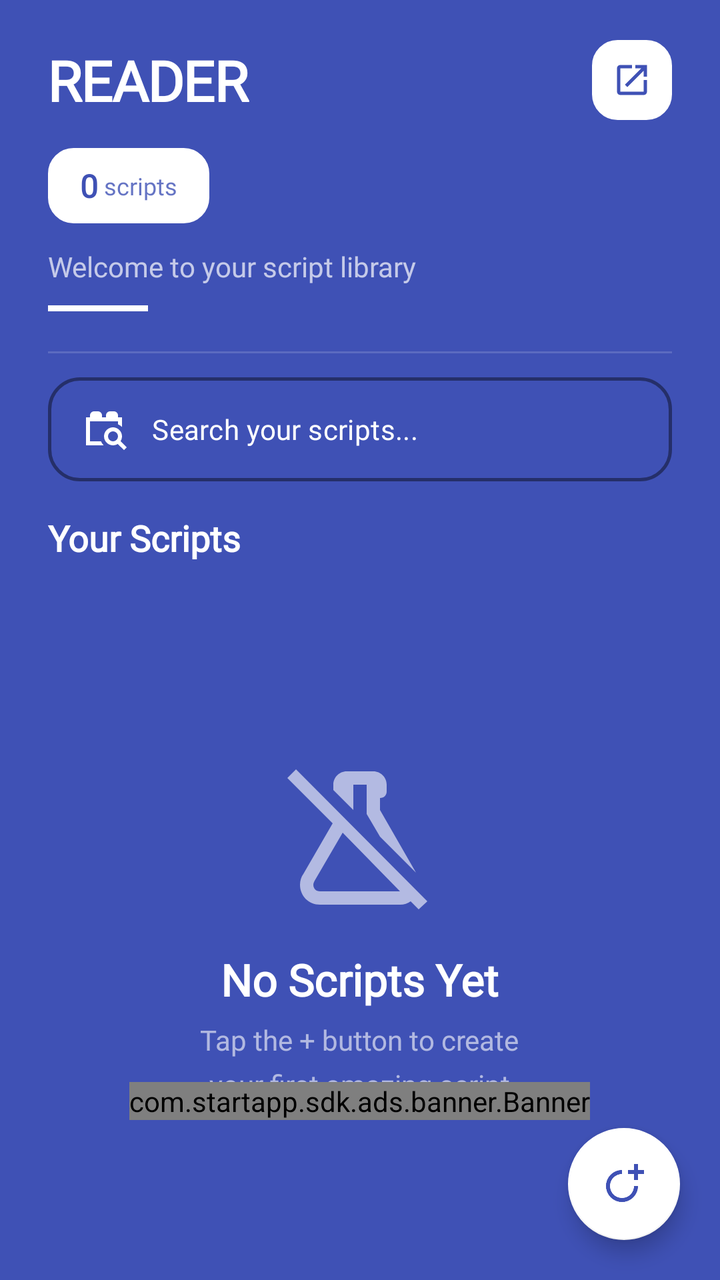
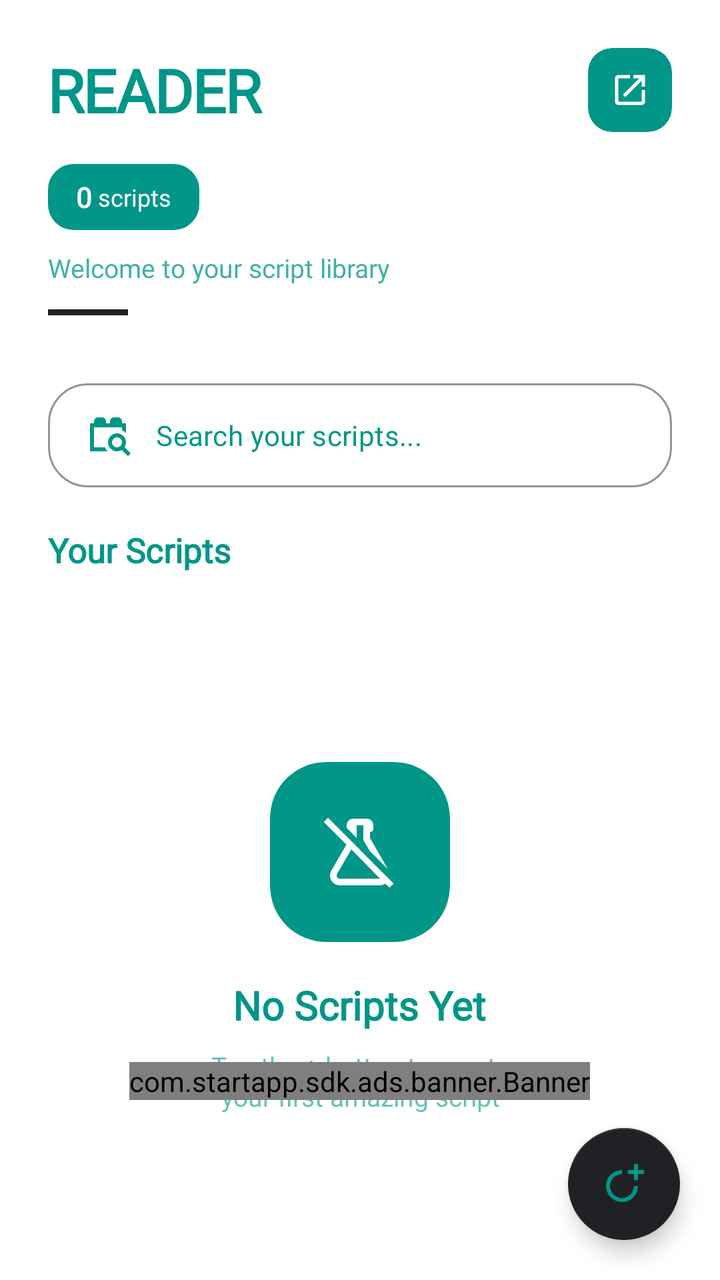

Screens rendered from an Android XML layout before and after an edit, with the pre-edit source and the edit as a unified diff.
<!-- AndroidManifest.xml: application theme Theme.Reader -->
<!-- res/layout/activity_home.xml -->
<?xml version="1.0" encoding="utf-8"?>
<RelativeLayout xmlns:android="http://schemas.android.com/apk/res/android"
    xmlns:app="http://schemas.android.com/apk/res-auto"
    xmlns:tools="http://schemas.android.com/tools"
    android:layout_width="match_parent"
    android:layout_height="match_parent"
    android:background="@color/b"
    tools:context=".HomeActivity">

    
    <LinearLayout
        android:layout_width="match_parent"
        android:layout_height="match_parent"
        android:orientation="vertical">

        
        <RelativeLayout
            android:id="@+id/headerContainer"
            android:layout_width="match_parent"
            android:layout_height="wrap_content"
            android:background="@color/b"
            android:paddingStart="24dp"
            android:paddingTop="20dp"
            android:paddingEnd="24dp"
            android:paddingBottom="16dp">

            
            <LinearLayout
                android:id="@+id/appHeaderRow"
                android:layout_width="match_parent"
                android:layout_height="wrap_content"
                android:gravity="center_vertical"
                android:orientation="horizontal">

                <TextView
                    android:layout_width="0dp"
                    android:layout_height="wrap_content"
                    android:layout_weight="1"
                    android:fontFamily="@font/aigd"
                    android:letterSpacing="-0.02"
                    android:text="READER"
                    android:textColor="@color/f"
                    android:textSize="28sp"
                    android:textStyle="bold" />

                <LinearLayout
                    android:id="@+id/aboutButton"
                    android:layout_width="40dp"
                    android:layout_height="40dp"
                    android:background="@drawable/bg_outline"
                    android:backgroundTint="@color/f"
                    android:clickable="true"
                    android:focusable="true"
                    android:gravity="center"
                    android:stateListAnimator="@null">

                    <ImageView
                        android:layout_width="20dp"
                        android:layout_height="20dp"
                        android:src="@drawable/ic_open"
                        app:tint="@color/b" />

                </LinearLayout>

            </LinearLayout>

            
            <LinearLayout
                android:id="@+id/badgeContainer"
                android:layout_width="wrap_content"
                android:layout_height="wrap_content"
                android:layout_below="@id/appHeaderRow"
                android:layout_marginTop="14dp"
                android:background="@drawable/bg_outline"
                android:backgroundTint="@color/f"
                android:gravity="center_vertical"
                android:orientation="horizontal"
                android:paddingStart="16dp"
                android:paddingTop="8dp"
                android:paddingEnd="16dp"
                android:paddingBottom="8dp">

                <TextView
                    android:id="@+id/scriptCount"
                    android:layout_width="wrap_content"
                    android:layout_height="wrap_content"
                    android:fontFamily="@font/aigd"
                    android:text="0"
                    android:textColor="@color/b"
                    android:textSize="16sp"
                    android:textStyle="bold" />

                <TextView
                    android:layout_width="wrap_content"
                    android:layout_height="wrap_content"
                    android:alpha="0.8"
                    android:fontFamily="@font/aigd"
                    android:text=" scripts"
                    android:textColor="@color/b"
                    android:textSize="12sp" />

            </LinearLayout>

            
            <TextView
                android:id="@+id/greetingText"
                android:layout_width="wrap_content"
                android:layout_height="wrap_content"
                android:layout_below="@id/badgeContainer"
                android:layout_marginTop="12dp"
                android:alpha="0.7"
                android:fontFamily="@font/aigd"
                android:text="Welcome to your script library"
                android:textColor="@color/f"
                android:textSize="14sp" />

            
            <View
                android:id="@+id/accentLine"
                android:layout_width="50dp"
                android:layout_height="3dp"
                android:layout_below="@id/greetingText"
                android:layout_marginTop="10dp"
                android:background="@color/f" />

        </RelativeLayout>

        
        <View
            android:layout_width="match_parent"
            android:layout_height="1dp"
            android:layout_marginStart="24dp"
            android:layout_marginTop="4dp"
            android:layout_marginEnd="24dp"
            android:alpha="0.15"
            android:background="@color/f" />

        
        <com.google.android.material.textfield.TextInputLayout
            android:id="@+id/searchTextLayout"
            style="@style/Widget.MaterialComponents.TextInputLayout.OutlinedBox"
            android:layout_width="match_parent"
            android:layout_height="wrap_content"
            android:layout_marginStart="24dp"
            android:layout_marginTop="12dp"
            android:layout_marginEnd="24dp"
            app:boxBackgroundColor="@color/b"
            app:boxCornerRadiusBottomEnd="16dp"
            app:boxCornerRadiusBottomStart="16dp"
            app:boxCornerRadiusTopEnd="16dp"
            app:boxCornerRadiusTopStart="16dp"
            app:boxStrokeColor="@color/f"
            app:boxStrokeWidth="1.5dp"
            app:boxStrokeWidthFocused="2dp"
            app:hintEnabled="false">

            <com.google.android.material.textfield.TextInputEditText
                android:id="@+id/searchInput"
                android:layout_width="match_parent"
                android:layout_height="wrap_content"
                android:drawableStart="@drawable/ic_search"
                android:drawablePadding="12dp"
                android:fontFamily="@font/aigd"
                android:hint="Search your scripts..."
                android:inputType="text"
                android:maxLines="1"
                android:paddingStart="16dp"
                android:paddingTop="14dp"
                android:paddingEnd="16dp"
                android:paddingBottom="14dp"
                android:textColor="@color/f"
                android:textColorHint="@color/f"
                android:textSize="14sp"
                app:drawableTint="@color/f" />

        </com.google.android.material.textfield.TextInputLayout>

        
        <TextView
            android:id="@+id/searchIndicator"
            android:layout_width="wrap_content"
            android:layout_height="wrap_content"
            android:layout_marginStart="28dp"
            android:layout_marginTop="6dp"
            android:fontFamily="@font/aigd"
            android:text=""
            android:textColor="@color/f"
            android:textSize="11sp"
            android:visibility="gone" />

        
        <LinearLayout
            android:layout_width="match_parent"
            android:layout_height="wrap_content"
            android:layout_marginStart="24dp"
            android:layout_marginTop="16dp"
            android:layout_marginEnd="24dp"
            android:gravity="center_vertical"
            android:orientation="horizontal">

            <TextView
                android:layout_width="0dp"
                android:layout_height="wrap_content"
                android:layout_weight="1"
                android:fontFamily="@font/aigd"
                android:text="Your Scripts"
                android:textColor="@color/f"
                android:textSize="18sp"
                android:textStyle="bold" />


        </LinearLayout>

        
        <FrameLayout
            android:layout_width="match_parent"
            android:layout_height="0dp"
            android:layout_marginTop="10dp"
            android:layout_weight="1">

            <androidx.recyclerview.widget.RecyclerView
                android:id="@+id/scriptsRecyclerView"
                android:layout_width="match_parent"
                android:layout_height="match_parent"
                android:clipToPadding="false"
                android:paddingStart="16dp"
                android:paddingEnd="16dp"
                android:paddingBottom="100dp"
                android:scrollbars="vertical" />

            
            <LinearLayout
                android:id="@+id/emptyState"
                android:layout_width="match_parent"
                android:layout_height="wrap_content"
                android:layout_gravity="center"
                android:gravity="center"
                android:orientation="vertical"
                android:paddingStart="40dp"
                android:paddingEnd="40dp"
                android:visibility="visible">

                <ImageView
                    android:layout_width="80dp"
                    android:layout_height="80dp"
                    android:alpha="0.6"
                    android:src="@drawable/ic_empty"
                    app:tint="@color/f" />

                <TextView
                    android:id="@+id/emptyStateTitle"
                    android:layout_width="wrap_content"
                    android:layout_height="wrap_content"
                    android:layout_marginTop="16dp"
                    android:fontFamily="@font/aigd"
                    android:text="No Scripts Yet"
                    android:textColor="@color/f"
                    android:textSize="22sp"
                    android:textStyle="bold" />

                <TextView
                    android:id="@+id/emptyStateSubtitle"
                    android:layout_width="wrap_content"
                    android:layout_height="wrap_content"
                    android:layout_marginTop="6dp"
                    android:alpha="0.6"
                    android:fontFamily="@font/aigd"
                    android:gravity="center"
                    android:lineSpacingExtra="6dp"
                    android:text="Tap the + button to create\nyour first amazing script"
                    android:textColor="@color/f"
                    android:textSize="14sp" />

            </LinearLayout>

        </FrameLayout>

    </LinearLayout>

    
    <com.startapp.sdk.ads.banner.Banner
        android:id="@+id/startAppBanner"
        android:layout_width="wrap_content"
        android:layout_height="wrap_content"
        android:layout_alignParentBottom="true"
        android:layout_centerHorizontal="true"
        android:layout_marginBottom="80dp" />

    
    <com.google.android.material.floatingactionbutton.FloatingActionButton
        android:id="@+id/fabAddScript"
        android:layout_width="60dp"
        android:layout_height="60dp"
        android:layout_alignParentEnd="true"
        android:layout_alignParentBottom="true"
        android:layout_margin="20dp"
        android:clickable="true"
        android:elevation="8dp"
        android:focusable="true"
        android:src="@drawable/ic_add"
        app:backgroundTint="@color/f"
        app:fabSize="normal"
        app:tint="@color/b" />

    
    <ProgressBar
        android:id="@+id/searchProgress"
        style="?android:attr/progressBarStyleSmall"
        android:layout_width="20dp"
        android:layout_height="20dp"
        android:layout_marginTop="12dp"
        android:layout_marginEnd="20dp"
        android:indeterminateTint="@color/f"
        android:visibility="gone" />

    
    <com.google.android.material.card.MaterialCardView
        android:id="@+id/loadingProgress"
        android:layout_width="80dp"
        android:layout_height="80dp"
        android:layout_centerInParent="true"
        android:visibility="gone"
        app:cardBackgroundColor="@color/b"
        app:cardCornerRadius="16dp"
        app:cardElevation="8dp"
        app:strokeColor="@color/f"
        app:strokeWidth="1.5dp">

        <FrameLayout
            android:layout_width="match_parent"
            android:layout_height="match_parent">

            <ProgressBar
                style="?android:attr/progressBarStyle"
                android:layout_width="36dp"
                android:layout_height="36dp"
                android:layout_gravity="center"
                android:indeterminateTint="@color/f" />

        </FrameLayout>

    </com.google.android.material.card.MaterialCardView>

</RelativeLayout>
<!-- resources referenced by this layout -->
<resources>
  <color name="b">#3F51B5</color>
  <color name="f">#FFFFFF</color>
  <!-- drawable bg_outline (drawable) -->
  <?xml version="1.0" encoding="utf-8"?>
  <shape xmlns:android="http://schemas.android.com/apk/res/android">
      <stroke
          android:width="1.5dp"
          android:color="@color/f" />
      <corners android:radius="12dp" />
      <solid android:color="#FFFFFF" />
  </shape>
  <!-- drawable ic_add (drawable) -->
  <vector xmlns:android="http://schemas.android.com/apk/res/android" android:height="24dp" android:width="24dp" android:viewportWidth="24" android:viewportHeight="24">
      <path android:fillColor="#000000" android:pathData="M11,19A6,6 0 0,0 17,13H19A8,8 0 0,1 11,21A8,8 0 0,1 3,13A8,8 0 0,1 11,5V7A6,6 0 0,0 5,13A6,6 0 0,0 11,19M19,5H22V7H19V10H17V7H14V5H17V2H19V5Z"/>
  </vector>
  <!-- drawable ic_empty (drawable) -->
  <vector xmlns:android="http://schemas.android.com/apk/res/android" android:height="24dp" android:width="24dp" android:viewportWidth="24" android:viewportHeight="24">
      <path android:fillColor="#000000" android:pathData="M22.1 21.5L2.4 1.7L1.1 3L7.9 9.8L3.5 17.4C3.2 17.8 3 18.4 3 19C3 20.7 4.3 22 6 22H18C18.6 22 19.2 21.8 19.6 21.5L20.8 22.7L22.1 21.5M18 20H6C5.4 20 5 19.6 5 19C5 18.8 5.1 18.6 5.2 18.4L9.4 11.2L18 20C18.1 20 18 20 18 20M11 7.8L8 4.8V4C8 2.9 8.9 2 10 2H14C15.1 2 16 2.9 16 4V5C16 5.6 15.6 6 15 6V7.8L20.4 17.2L15 11.8L13 8.4V4H11V7.8Z"/>
  </vector>
  <!-- drawable ic_open (drawable) -->
  <vector xmlns:android="http://schemas.android.com/apk/res/android" android:height="24dp" android:width="24dp" android:viewportWidth="24" android:viewportHeight="24">
      <path android:fillColor="#000000" android:pathData="M14,3V5H17.59L7.76,14.83L9.17,16.24L19,6.41V10H21V3M19,19H5V5H12V3H5C3.89,3 3,3.89 3,5V19A2,2 0 0,0 5,21H19A2,2 0 0,0 21,19V12H19V19Z"/>
  </vector>
  <!-- drawable ic_search (drawable) -->
  <vector xmlns:android="http://schemas.android.com/apk/res/android" android:height="24dp" android:width="24dp" android:viewportWidth="24" android:viewportHeight="24">
      <path android:fillColor="#000000" android:pathData="M19 6V5A2 2 0 0 0 17 3H15A2 2 0 0 0 13 5V6H11V5A2 2 0 0 0 9 3H7A2 2 0 0 0 5 5V6H3V20H11.81A6.59 6.59 0 0 1 10.5 18H5V8H19V9.5A6.59 6.59 0 0 1 21 10.81V6M20.31 17.9A4.5 4.5 0 1 0 18.88 19.32L22 22.39L23.39 21M16.5 18A2.5 2.5 0 1 1 19 15.5A2.5 2.5 0 0 1 16.5 18Z"/>
  </vector>
  <style name="Theme.Reader" parent="Theme.MaterialComponents.DayNight.NoActionBar">
          <item name="colorPrimary">@color/f</item>
          <item name="colorPrimaryVariant">@color/f</item>
          <item name="colorOnPrimary">@color/b</item>
  
          <item name="colorSecondary">@color/f</item>
          <item name="colorSecondaryVariant">@color/f</item>
          <item name="colorOnSecondary">@color/b</item>
  
          <item name="android:statusBarColor">@color/b</item>
          <item name="android:windowBackground">@color/b</item>
  
          <item name="android:windowLightStatusBar" tools:targetApi="m">true</item>
          <item name="android:statusBarColor" tools:targetApi="lollipop">@color/f</item>
      </style>
</resources>

<!-- the commit's change to res/layout/activity_home.xml (unified diff, before → after) -->
@@ -5,28 +5,26 @@
     android:layout_width="match_parent"
     android:layout_height="match_parent"
     android:background="@color/b"
-    tools:context=".HomeActivity">
-
-    
+    tools:context="reader.aigd.activity.HomeActivity">
+
     <LinearLayout
         android:layout_width="match_parent"
         android:layout_height="match_parent"
         android:orientation="vertical">
 
         
-        <RelativeLayout
+        <LinearLayout
             android:id="@+id/headerContainer"
             android:layout_width="match_parent"
             android:layout_height="wrap_content"
             android:background="@color/b"
+            android:orientation="vertical"
             android:paddingStart="24dp"
-            android:paddingTop="20dp"
+            android:paddingTop="24dp"
             android:paddingEnd="24dp"
-            android:paddingBottom="16dp">
-
-            
+            android:paddingBottom="18dp">
+
             <LinearLayout
-                android:id="@+id/appHeaderRow"
                 android:layout_width="match_parent"
                 android:layout_height="wrap_content"
                 android:gravity="center_vertical"
@@ -40,45 +38,39 @@
                     android:letterSpacing="-0.02"
                     android:text="READER"
                     android:textColor="@color/f"
-                    android:textSize="28sp"
+                    android:textSize="30sp"
                     android:textStyle="bold" />
 
-                <LinearLayout
+                <com.google.android.material.card.MaterialCardView
                     android:id="@+id/aboutButton"
-                    android:layout_width="40dp"
-                    android:layout_height="40dp"
-                    android:background="@drawable/bg_outline"
-                    android:backgroundTint="@color/f"
-                    android:clickable="true"
-                    android:focusable="true"
-                    android:gravity="center"
-                    android:stateListAnimator="@null">
+                    android:layout_width="42dp"
+                    android:layout_height="42dp"
+                    app:cardBackgroundColor="@color/f"
+                    app:cardCornerRadius="12dp"
+                    app:cardElevation="0dp">
 
                     <ImageView
                         android:layout_width="20dp"
                         android:layout_height="20dp"
+                        android:layout_gravity="center"
                         android:src="@drawable/ic_open"
                         app:tint="@color/b" />
 
-                </LinearLayout>
-
+                </com.google.android.material.card.MaterialCardView>
             </LinearLayout>
 
-            
             <LinearLayout
-                android:id="@+id/badgeContainer"
                 android:layout_width="wrap_content"
                 android:layout_height="wrap_content"
-                android:layout_below="@id/appHeaderRow"
-                android:layout_marginTop="14dp"
+                android:layout_marginTop="16dp"
                 android:background="@drawable/bg_outline"
                 android:backgroundTint="@color/f"
                 android:gravity="center_vertical"
                 android:orientation="horizontal"
-                android:paddingStart="16dp"
-                android:paddingTop="8dp"
-                android:paddingEnd="16dp"
-                android:paddingBottom="8dp">
+                android:paddingStart="14dp"
+                android:paddingTop="7dp"
+                android:paddingEnd="14dp"
+                android:paddingBottom="7dp">
 
                 <TextView
                     android:id="@+id/scriptCount"
@@ -87,53 +79,37 @@
                     android:fontFamily="@font/aigd"
                     android:text="0"
                     android:textColor="@color/b"
-                    android:textSize="16sp"
+                    android:textSize="14sp"
                     android:textStyle="bold" />
 
                 <TextView
                     android:layout_width="wrap_content"
                     android:layout_height="wrap_content"
-                    android:alpha="0.8"
                     android:fontFamily="@font/aigd"
                     android:text=" scripts"
                     android:textColor="@color/b"
                     android:textSize="12sp" />
-
             </LinearLayout>
 
-            
             <TextView
                 android:id="@+id/greetingText"
                 android:layout_width="wrap_content"
                 android:layout_height="wrap_content"
-                android:layout_below="@id/badgeContainer"
-                android:layout_marginTop="12dp"
-                android:alpha="0.7"
+                android:layout_marginTop="10dp"
+                android:alpha="0.75"
                 android:fontFamily="@font/aigd"
                 android:text="Welcome to your script library"
                 android:textColor="@color/f"
-                android:textSize="14sp" />
-
-            
+                android:textSize="13sp" />
+
             <View
                 android:id="@+id/accentLine"
-                android:layout_width="50dp"
+                android:layout_width="40dp"
                 android:layout_height="3dp"
-                android:layout_below="@id/greetingText"
-                android:layout_marginTop="10dp"
-                android:background="@color/f" />
-
-        </RelativeLayout>
-
-        
-        <View
-            android:layout_width="match_parent"
-            android:layout_height="1dp"
-            android:layout_marginStart="24dp"
-            android:layout_marginTop="4dp"
-            android:layout_marginEnd="24dp"
-            android:alpha="0.15"
-            android:background="@color/f" />
+                android:layout_marginTop="12dp"
+                android:background="@color/t" />
+
+        </LinearLayout>
 
         
         <com.google.android.material.textfield.TextInputLayout
@@ -142,16 +118,16 @@
             android:layout_width="match_parent"
             android:layout_height="wrap_content"
             android:layout_marginStart="24dp"
-            android:layout_marginTop="12dp"
+            android:layout_marginTop="16dp"
             android:layout_marginEnd="24dp"
             app:boxBackgroundColor="@color/b"
-            app:boxCornerRadiusBottomEnd="16dp"
-            app:boxCornerRadiusBottomStart="16dp"
-            app:boxCornerRadiusTopEnd="16dp"
-            app:boxCornerRadiusTopStart="16dp"
+            app:boxCornerRadiusBottomEnd="20dp"
+            app:boxCornerRadiusBottomStart="20dp"
+            app:boxCornerRadiusTopEnd="20dp"
+            app:boxCornerRadiusTopStart="20dp"
             app:boxStrokeColor="@color/f"
-            app:boxStrokeWidth="1.5dp"
-            app:boxStrokeWidthFocused="2dp"
+            app:boxStrokeWidth="1dp"
+            app:boxStrokeWidthFocused="1.5dp"
             app:hintEnabled="false">
 
             <com.google.android.material.textfield.TextInputEditText
@@ -164,9 +140,9 @@
                 android:hint="Search your scripts..."
                 android:inputType="text"
                 android:maxLines="1"
-                android:paddingStart="16dp"
+                android:paddingStart="18dp"
                 android:paddingTop="14dp"
-                android:paddingEnd="16dp"
+                android:paddingEnd="18dp"
                 android:paddingBottom="14dp"
                 android:textColor="@color/f"
                 android:textColorHint="@color/f"
@@ -175,25 +151,23 @@
 
         </com.google.android.material.textfield.TextInputLayout>
 
-        
         <TextView
             android:id="@+id/searchIndicator"
             android:layout_width="wrap_content"
             android:layout_height="wrap_content"
-            android:layout_marginStart="28dp"
-            android:layout_marginTop="6dp"
+            android:layout_marginStart="32dp"
+            android:layout_marginTop="8dp"
             android:fontFamily="@font/aigd"
             android:text=""
-            android:textColor="@color/f"
+            android:textColor="@color/t"
             android:textSize="11sp"
             android:visibility="gone" />
 
-        
         <LinearLayout
             android:layout_width="match_parent"
             android:layout_height="wrap_content"
             android:layout_marginStart="24dp"
-            android:layout_marginTop="16dp"
+            android:layout_marginTop="20dp"
             android:layout_marginEnd="24dp"
             android:gravity="center_vertical"
             android:orientation="horizontal">
@@ -205,17 +179,14 @@
                 android:fontFamily="@font/aigd"
                 android:text="Your Scripts"
                 android:textColor="@color/f"
-                android:textSize="18sp"
+                android:textSize="17sp"
                 android:textStyle="bold" />
-
-
         </LinearLayout>
 
-        
         <FrameLayout
             android:layout_width="match_parent"
             android:layout_height="0dp"
-            android:layout_marginTop="10dp"
+            android:layout_marginTop="12dp"
             android:layout_weight="1">
 
             <androidx.recyclerview.widget.RecyclerView
@@ -225,8 +196,7 @@
                 android:clipToPadding="false"
                 android:paddingStart="16dp"
                 android:paddingEnd="16dp"
-                android:paddingBottom="100dp"
-                android:scrollbars="vertical" />
+                android:paddingBottom="110dp" />
 
             
             <LinearLayout
@@ -237,44 +207,47 @@
                 android:gravity="center"
                 android:orientation="vertical"
                 android:paddingStart="40dp"
-                android:paddingEnd="40dp"
-                android:visibility="visible">
-
-                <ImageView
-                    android:layout_width="80dp"
-                    android:layout_height="80dp"
-                    android:alpha="0.6"
-                    android:src="@drawable/ic_empty"
-                    app:tint="@color/f" />
+                android:paddingEnd="40dp">
+
+                <com.google.android.material.card.MaterialCardView
+                    android:layout_width="90dp"
+                    android:layout_height="90dp"
+                    app:cardBackgroundColor="@color/f"
+                    app:cardCornerRadius="28dp"
+                    app:cardElevation="0dp">
+
+                    <ImageView
+                        android:layout_width="40dp"
+                        android:layout_height="40dp"
+                        android:layout_gravity="center"
+                        android:src="@drawable/ic_empty"
+                        app:tint="@color/b" />
+                </com.google.android.material.card.MaterialCardView>
 
                 <TextView
                     android:id="@+id/emptyStateTitle"
                     android:layout_width="wrap_content"
                     android:layout_height="wrap_content"
-                    android:layout_marginTop="16dp"
+                    android:layout_marginTop="18dp"
                     android:fontFamily="@font/aigd"
                     android:text="No Scripts Yet"
                     android:textColor="@color/f"
-                    android:textSize="22sp"
+                    android:textSize="20sp"
                     android:textStyle="bold" />
 
                 <TextView
                     android:id="@+id/emptyStateSubtitle"
                     android:layout_width="wrap_content"
                     android:layout_height="wrap_content"
-                    android:layout_marginTop="6dp"
+                    android:layout_marginTop="8dp"
                     android:alpha="0.6"
                     android:fontFamily="@font/aigd"
                     android:gravity="center"
-                    android:lineSpacingExtra="6dp"
                     android:text="Tap the + button to create\nyour first amazing script"
                     android:textColor="@color/f"
-                    android:textSize="14sp" />
-
+                    android:textSize="13sp" />
             </LinearLayout>
-
         </FrameLayout>
-
     </LinearLayout>
 
     
@@ -284,61 +257,47 @@
         android:layout_height="wrap_content"
         android:layout_alignParentBottom="true"
         android:layout_centerHorizontal="true"
-        android:layout_marginBottom="80dp" />
+        android:layout_marginBottom="90dp" />
 
     
     <com.google.android.material.floatingactionbutton.FloatingActionButton
         android:id="@+id/fabAddScript"
-        android:layout_width="60dp"
-        android:layout_height="60dp"
+        android:layout_width="wrap_content"
+        android:layout_height="wrap_content"
         android:layout_alignParentEnd="true"
         android:layout_alignParentBottom="true"
         android:layout_margin="20dp"
-        android:clickable="true"
-        android:elevation="8dp"
-        android:focusable="true"
         android:src="@drawable/ic_add"
-        app:backgroundTint="@color/f"
-        app:fabSize="normal"
-        app:tint="@color/b" />
-
-    
+        android:elevation="6dp"
+        app:backgroundTint="@color/t"
+        app:tint="@color/f" />
+
     <ProgressBar
         android:id="@+id/searchProgress"
-        style="?android:attr/progressBarStyleSmall"
         android:layout_width="20dp"
         android:layout_height="20dp"
-        android:layout_marginTop="12dp"
-        android:layout_marginEnd="20dp"
+        android:layout_alignParentTop="true"
+        android:layout_alignParentEnd="true"
+        android:layout_marginTop="140dp"
+        android:layout_marginEnd="36dp"
         android:indeterminateTint="@color/f"
         android:visibility="gone" />
 
-    
     <com.google.android.material.card.MaterialCardView
         android:id="@+id/loadingProgress"
-        android:layout_width="80dp"
-        android:layout_height="80dp"
+        android:layout_width="72dp"
+        android:layout_height="72dp"
         android:layout_centerInParent="true"
         android:visibility="gone"
-        app:cardBackgroundColor="@color/b"
-        app:cardCornerRadius="16dp"
-        app:cardElevation="8dp"
-        app:strokeColor="@color/f"
-        app:strokeWidth="1.5dp">
-
-        <FrameLayout
-            android:layout_width="match_parent"
-            android:layout_height="match_parent">
-
-            <ProgressBar
-                style="?android:attr/progressBarStyle"
-                android:layout_width="36dp"
-                android:layout_height="36dp"
-                android:layout_gravity="center"
-                android:indeterminateTint="@color/f" />
-
-        </FrameLayout>
-
+        app:cardBackgroundColor="@color/f"
+        app:cardCornerRadius="20dp"
+        app:cardElevation="8dp">
+
+        <ProgressBar
+            android:layout_width="32dp"
+            android:layout_height="32dp"
+            android:layout_gravity="center"
+            android:indeterminateTint="@color/b" />
     </com.google.android.material.card.MaterialCardView>
 
 </RelativeLayout>
<!-- resource entries referenced after the edit -->
@@ -1,7 +1,8 @@
 <!-- resources referenced by this layout -->
 <resources>
-  <color name="b">#3F51B5</color>
-  <color name="f">#FFFFFF</color>
+  <color name="b">#FFFFFF</color>
+  <color name="f">#009688</color>
+  <color name="t">#202124</color>
   <!-- drawable bg_outline (drawable) -->
   <?xml version="1.0" encoding="utf-8"?>
   <shape xmlns:android="http://schemas.android.com/apk/res/android">
